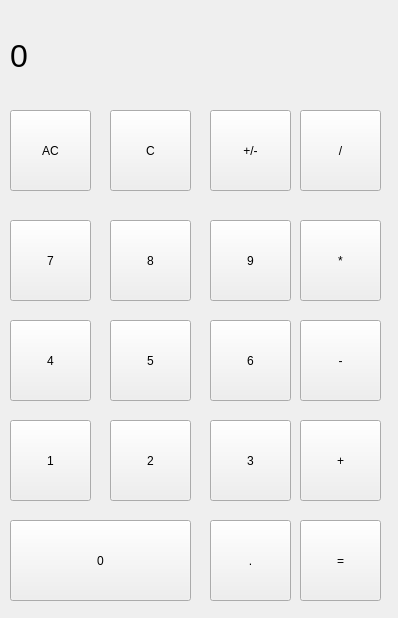
Above: mainwindow.ui from warrior-coder/QT_CALCULATOR before the change. Below: the same form after it.
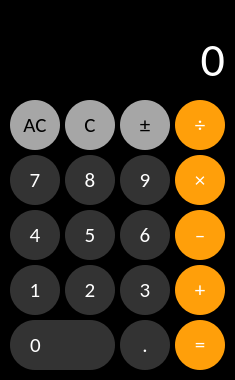
That is the form after the change.

Commit message: iOS calc design

Patch:
```diff
--- a/mainwindow.ui
+++ b/mainwindow.ui
@@ -6,41 +6,186 @@
    <rect>
     <x>0</x>
     <y>0</y>
-    <width>398</width>
-    <height>618</height>
+    <width>235</width>
+    <height>380</height>
    </rect>
   </property>
+  <property name="minimumSize">
+   <size>
+    <width>235</width>
+    <height>380</height>
+   </size>
+  </property>
+  <property name="maximumSize">
+   <size>
+    <width>235</width>
+    <height>380</height>
+   </size>
+  </property>
+  <property name="palette">
+   <palette>
+    <active>
+     <colorrole role="Button">
+      <brush brushstyle="SolidPattern">
+       <color alpha="255">
+        <red>0</red>
+        <green>0</green>
+        <blue>0</blue>
+       </color>
+      </brush>
+     </colorrole>
+     <colorrole role="Base">
+      <brush brushstyle="SolidPattern">
+       <color alpha="255">
+        <red>0</red>
+        <green>0</green>
+        <blue>0</blue>
+       </color>
+      </brush>
+     </colorrole>
+     <colorrole role="Window">
+      <brush brushstyle="SolidPattern">
+       <color alpha="255">
+        <red>0</red>
+        <green>0</green>
+        <blue>0</blue>
+       </color>
+      </brush>
+     </colorrole>
+    </active>
+    <inactive>
+     <colorrole role="Button">
+      <brush brushstyle="SolidPattern">
+       <color alpha="255">
+        <red>0</red>
+        <green>0</green>
+        <blue>0</blue>
+       </color>
+      </brush>
+     </colorrole>
+     <colorrole role="Base">
+      <brush brushstyle="SolidPattern">
+       <color alpha="255">
+        <red>0</red>
+        <green>0</green>
+        <blue>0</blue>
+       </color>
+      </brush>
+     </colorrole>
+     <colorrole role="Window">
+      <brush brushstyle="SolidPattern">
+       <color alpha="255">
+        <red>0</red>
+        <green>0</green>
+        <blue>0</blue>
+       </color>
+      </brush>
+     </colorrole>
+    </inactive>
+    <disabled>
+     <colorrole role="Button">
+      <brush brushstyle="SolidPattern">
+       <color alpha="255">
+        <red>0</red>
+        <green>0</green>
+        <blue>0</blue>
+       </color>
+      </brush>
+     </colorrole>
+     <colorrole role="Base">
+      <brush brushstyle="SolidPattern">
+       <color alpha="255">
+        <red>0</red>
+        <green>0</green>
+        <blue>0</blue>
+       </color>
+      </brush>
+     </colorrole>
+     <colorrole role="Window">
+      <brush brushstyle="SolidPattern">
+       <color alpha="255">
+        <red>0</red>
+        <green>0</green>
+        <blue>0</blue>
+       </color>
+      </brush>
+     </colorrole>
+    </disabled>
+   </palette>
+  </property>
   <property name="windowTitle">
-   <string>MainWindow</string>
+   <string notr="true">Calculator</string>
+  </property>
+  <property name="styleSheet">
+   <string notr="true">background-color: #000000;</string>
   </property>
   <widget class="QWidget" name="centralwidget">
    <widget class="QLabel" name="resultLabel">
     <property name="geometry">
      <rect>
       <x>10</x>
-      <y>10</y>
-      <width>381</width>
-      <height>91</height>
+      <y>30</y>
+      <width>215</width>
+      <height>55</height>
      </rect>
     </property>
     <property name="font">
      <font>
-      <pointsize>24</pointsize>
+      <family>Calibri</family>
+      <pointsize>36</pointsize>
+      <bold>false</bold>
      </font>
     </property>
+    <property name="cursor">
+     <cursorShape>IBeamCursor</cursorShape>
+    </property>
+    <property name="toolTip">
+     <string notr="true"/>
+    </property>
+    <property name="styleSheet">
+     <string notr="true">color: #ffffff;</string>
+    </property>
     <property name="text">
      <string>0</string>
     </property>
+    <property name="alignment">
+     <set>Qt::AlignBottom|Qt::AlignRight|Qt::AlignTrailing</set>
+    </property>
+    <property name="textInteractionFlags">
+     <set>Qt::TextSelectableByKeyboard|Qt::TextSelectableByMouse</set>
+    </property>
    </widget>
    <widget class="QPushButton" name="pushButton_AC">
     <property name="geometry">
      <rect>
       <x>10</x>
-      <y>110</y>
-      <width>81</width>
-      <height>81</height>
+      <y>100</y>
+      <width>50</width>
+      <height>50</height>
      </rect>
     </property>
+    <property name="font">
+     <font>
+      <family>Calibri</family>
+      <pointsize>16</pointsize>
+      <bold>false</bold>
+     </font>
+    </property>
+    <property name="cursor">
+     <cursorShape>PointingHandCursor</cursorShape>
+    </property>
+    <property name="styleSheet">
+     <string notr="true">QPushButton {
+    background-color: #a6a6a6;
+    color: #000000;
+    border: none;
+    border-radius: 25px;
+}
+
+QPushButton:pressed {
+	background-color: #d9d9d9;
+}</string>
+    </property>
     <property name="text">
      <string>AC</string>
     </property>
@@ -48,25 +193,69 @@
    <widget class="QPushButton" name="pushButton_REV">
     <property name="geometry">
      <rect>
-      <x>210</x>
-      <y>110</y>
-      <width>81</width>
-      <height>81</height>
+      <x>120</x>
+      <y>100</y>
+      <width>50</width>
+      <height>50</height>
      </rect>
     </property>
+    <property name="font">
+     <font>
+      <family>Calibri</family>
+      <pointsize>16</pointsize>
+      <bold>false</bold>
+     </font>
+    </property>
+    <property name="cursor">
+     <cursorShape>PointingHandCursor</cursorShape>
+    </property>
+    <property name="styleSheet">
+     <string notr="true">QPushButton {
+    background-color: #a6a6a6;
+    color: #000000;
+    border: none;
+    border-radius: 25px;
+}
+
+QPushButton:pressed {
+	background-color: #d9d9d9;
+}</string>
+    </property>
     <property name="text">
-     <string>+/-</string>
+     <string>±</string>
     </property>
    </widget>
    <widget class="QPushButton" name="pushButton_C">
     <property name="geometry">
      <rect>
-      <x>110</x>
-      <y>110</y>
-      <width>81</width>
-      <height>81</height>
+      <x>65</x>
+      <y>100</y>
+      <width>50</width>
+      <height>50</height>
      </rect>
     </property>
+    <property name="font">
+     <font>
+      <family>Calibri</family>
+      <pointsize>16</pointsize>
+      <bold>false</bold>
+     </font>
+    </property>
+    <property name="cursor">
+     <cursorShape>PointingHandCursor</cursorShape>
+    </property>
+    <property name="styleSheet">
+     <string notr="true">QPushButton {
+    background-color: #a6a6a6;
+    color: #000000;
+    border: none;
+    border-radius: 25px;
+}
+
+QPushButton:pressed {
+	background-color: #d9d9d9;
+}</string>
+    </property>
     <property name="text">
      <string>C</string>
     </property>
@@ -74,25 +263,70 @@
    <widget class="QPushButton" name="pushButton_DIV">
     <property name="geometry">
      <rect>
-      <x>300</x>
-      <y>110</y>
-      <width>81</width>
-      <height>81</height>
+      <x>175</x>
+      <y>100</y>
+      <width>50</width>
+      <height>50</height>
      </rect>
     </property>
+    <property name="font">
+     <font>
+      <family>Calibri</family>
+      <pointsize>16</pointsize>
+      <bold>false</bold>
+     </font>
+    </property>
+    <property name="cursor">
+     <cursorShape>PointingHandCursor</cursorShape>
+    </property>
+    <property name="styleSheet">
+     <string notr="true">QPushButton {
+    background-color: #ff9f0a;
+    color: #ffffff;
+    border: none;
+    border-radius: 25px;
+}
+
+QPushButton:pressed {
+	background-color: #fbc78d;
+}</string>
+    </property>
     <property name="text">
-     <string>/</string>
+     <string>÷</string>
     </property>
    </widget>
    <widget class="QPushButton" name="pushButton_9">
     <property name="geometry">
      <rect>
-      <x>210</x>
-      <y>220</y>
-      <width>81</width>
-      <height>81</height>
+      <x>120</x>
+      <y>155</y>
+      <width>50</width>
+      <height>50</height>
      </rect>
     </property>
+    <property name="font">
+     <font>
+      <family>Calibri</family>
+      <pointsize>16</pointsize>
+      <bold>false</bold>
+     </font>
+    </property>
+    <property name="cursor">
+     <cursorShape>PointingHandCursor</cursorShape>
+    </property>
+    <property name="styleSheet">
+     <string notr="true">QPushButton {
+    background-color: #333333;
+    color: #ffffff;
+    border: none;
+    border-radius: 25px;
+}
+
+QPushButton:pressed {
+	background-color: #737373;
+}
+</string>
+    </property>
     <property name="text">
      <string>9</string>
     </property>
@@ -101,11 +335,34 @@
     <property name="geometry">
      <rect>
       <x>10</x>
-      <y>220</y>
-      <width>81</width>
-      <height>81</height>
+      <y>155</y>
+      <width>50</width>
+      <height>50</height>
      </rect>
     </property>
+    <property name="font">
+     <font>
+      <family>Calibri</family>
+      <pointsize>16</pointsize>
+      <bold>false</bold>
+     </font>
+    </property>
+    <property name="cursor">
+     <cursorShape>PointingHandCursor</cursorShape>
+    </property>
+    <property name="styleSheet">
+     <string notr="true">QPushButton {
+    background-color: #333333;
+    color: #ffffff;
+    border: none;
+    border-radius: 25px;
+}
+
+QPushButton:pressed {
+	background-color: #737373;
+}
+</string>
+    </property>
     <property name="text">
      <string>7</string>
     </property>
@@ -113,25 +370,70 @@
    <widget class="QPushButton" name="pushButton_MUL">
     <property name="geometry">
      <rect>
-      <x>300</x>
-      <y>220</y>
-      <width>81</width>
-      <height>81</height>
+      <x>175</x>
+      <y>155</y>
+      <width>50</width>
+      <height>50</height>
      </rect>
     </property>
+    <property name="font">
+     <font>
+      <family>Calibri</family>
+      <pointsize>16</pointsize>
+      <bold>false</bold>
+     </font>
+    </property>
+    <property name="cursor">
+     <cursorShape>PointingHandCursor</cursorShape>
+    </property>
+    <property name="styleSheet">
+     <string notr="true">QPushButton {
+    background-color: #ff9f0a;
+    color: #ffffff;
+    border: none;
+    border-radius: 25px;
+}
+
+QPushButton:pressed {
+	background-color: #fbc78d;
+}</string>
+    </property>
     <property name="text">
-     <string>*</string>
+     <string>×</string>
     </property>
    </widget>
    <widget class="QPushButton" name="pushButton_8">
     <property name="geometry">
      <rect>
-      <x>110</x>
-      <y>220</y>
-      <width>81</width>
-      <height>81</height>
+      <x>65</x>
+      <y>155</y>
+      <width>50</width>
+      <height>50</height>
      </rect>
     </property>
+    <property name="font">
+     <font>
+      <family>Calibri</family>
+      <pointsize>16</pointsize>
+      <bold>false</bold>
+     </font>
+    </property>
+    <property name="cursor">
+     <cursorShape>PointingHandCursor</cursorShape>
+    </property>
+    <property name="styleSheet">
+     <string notr="true">QPushButton {
+    background-color: #333333;
+    color: #ffffff;
+    border: none;
+    border-radius: 25px;
+}
+
+QPushButton:pressed {
+	background-color: #737373;
+}
+</string>
+    </property>
     <property name="text">
      <string>8</string>
     </property>
@@ -139,12 +441,35 @@
    <widget class="QPushButton" name="pushButton_6">
     <property name="geometry">
      <rect>
-      <x>210</x>
-      <y>320</y>
-      <width>81</width>
-      <height>81</height>
+      <x>120</x>
+      <y>210</y>
+      <width>50</width>
+      <height>50</height>
      </rect>
     </property>
+    <property name="font">
+     <font>
+      <family>Calibri</family>
+      <pointsize>16</pointsize>
+      <bold>false</bold>
+     </font>
+    </property>
+    <property name="cursor">
+     <cursorShape>PointingHandCursor</cursorShape>
+    </property>
+    <property name="styleSheet">
+     <string notr="true">QPushButton {
+    background-color: #333333;
+    color: #ffffff;
+    border: none;
+    border-radius: 25px;
+}
+
+QPushButton:pressed {
+	background-color: #737373;
+}
+</string>
+    </property>
     <property name="text">
      <string>6</string>
     </property>
@@ -153,11 +478,34 @@
     <property name="geometry">
      <rect>
       <x>10</x>
-      <y>320</y>
-      <width>81</width>
-      <height>81</height>
+      <y>210</y>
+      <width>50</width>
+      <height>50</height>
      </rect>
     </property>
+    <property name="font">
+     <font>
+      <family>Calibri</family>
+      <pointsize>16</pointsize>
+      <bold>false</bold>
+     </font>
+    </property>
+    <property name="cursor">
+     <cursorShape>PointingHandCursor</cursorShape>
+    </property>
+    <property name="styleSheet">
+     <string notr="true">QPushButton {
+    background-color: #333333;
+    color: #ffffff;
+    border: none;
+    border-radius: 25px;
+}
+
+QPushButton:pressed {
+	background-color: #737373;
+}
+</string>
+    </property>
     <property name="text">
      <string>4</string>
     </property>
@@ -165,25 +513,70 @@
    <widget class="QPushButton" name="pushButton_SUB">
     <property name="geometry">
      <rect>
-      <x>300</x>
-      <y>320</y>
-      <width>81</width>
-      <height>81</height>
+      <x>175</x>
+      <y>210</y>
+      <width>50</width>
+      <height>50</height>
      </rect>
     </property>
+    <property name="font">
+     <font>
+      <family>Calibri</family>
+      <pointsize>16</pointsize>
+      <bold>false</bold>
+     </font>
+    </property>
+    <property name="cursor">
+     <cursorShape>PointingHandCursor</cursorShape>
+    </property>
+    <property name="styleSheet">
+     <string notr="true">QPushButton {
+    background-color: #ff9f0a;
+    color: #ffffff;
+    border: none;
+    border-radius: 25px;
+}
+
+QPushButton:pressed {
+	background-color: #fbc78d;
+}</string>
+    </property>
     <property name="text">
-     <string>-</string>
+     <string>–</string>
     </property>
    </widget>
    <widget class="QPushButton" name="pushButton_5">
     <property name="geometry">
      <rect>
-      <x>110</x>
-      <y>320</y>
-      <width>81</width>
-      <height>81</height>
+      <x>65</x>
+      <y>210</y>
+      <width>50</width>
+      <height>50</height>
      </rect>
     </property>
+    <property name="font">
+     <font>
+      <family>Calibri</family>
+      <pointsize>16</pointsize>
+      <bold>false</bold>
+     </font>
+    </property>
+    <property name="cursor">
+     <cursorShape>PointingHandCursor</cursorShape>
+    </property>
+    <property name="styleSheet">
+     <string notr="true">QPushButton {
+    background-color: #333333;
+    color: #ffffff;
+    border: none;
+    border-radius: 25px;
+}
+
+QPushButton:pressed {
+	background-color: #737373;
+}
+</string>
+    </property>
     <property name="text">
      <string>5</string>
     </property>
@@ -191,12 +584,35 @@
    <widget class="QPushButton" name="pushButton_3">
     <property name="geometry">
      <rect>
-      <x>210</x>
-      <y>420</y>
-      <width>81</width>
-      <height>81</height>
+      <x>120</x>
+      <y>265</y>
+      <width>50</width>
+      <height>50</height>
      </rect>
     </property>
+    <property name="font">
+     <font>
+      <family>Calibri</family>
+      <pointsize>16</pointsize>
+      <bold>false</bold>
+     </font>
+    </property>
+    <property name="cursor">
+     <cursorShape>PointingHandCursor</cursorShape>
+    </property>
+    <property name="styleSheet">
+     <string notr="true">QPushButton {
+    background-color: #333333;
+    color: #ffffff;
+    border: none;
+    border-radius: 25px;
+}
+
+QPushButton:pressed {
+	background-color: #737373;
+}
+</string>
+    </property>
     <property name="text">
      <string>3</string>
     </property>
@@ -205,11 +621,34 @@
     <property name="geometry">
      <rect>
       <x>10</x>
-      <y>420</y>
-      <width>81</width>
-      <height>81</height>
+      <y>265</y>
+      <width>50</width>
+      <height>50</height>
      </rect>
     </property>
+    <property name="font">
+     <font>
+      <family>Calibri</family>
+      <pointsize>16</pointsize>
+      <bold>false</bold>
+     </font>
+    </property>
+    <property name="cursor">
+     <cursorShape>PointingHandCursor</cursorShape>
+    </property>
+    <property name="styleSheet">
+     <string notr="true">QPushButton {
+    background-color: #333333;
+    color: #ffffff;
+    border: none;
+    border-radius: 25px;
+}
+
+QPushButton:pressed {
+	background-color: #737373;
+}
+</string>
+    </property>
     <property name="text">
      <string>1</string>
     </property>
@@ -217,12 +656,34 @@
    <widget class="QPushButton" name="pushButton_ADD">
     <property name="geometry">
      <rect>
-      <x>300</x>
-      <y>420</y>
-      <width>81</width>
-      <height>81</height>
+      <x>175</x>
+      <y>265</y>
+      <width>50</width>
+      <height>50</height>
      </rect>
     </property>
+    <property name="font">
+     <font>
+      <family>Calibri</family>
+      <pointsize>16</pointsize>
+      <bold>false</bold>
+     </font>
+    </property>
+    <property name="cursor">
+     <cursorShape>PointingHandCursor</cursorShape>
+    </property>
+    <property name="styleSheet">
+     <string notr="true">QPushButton {
+    background-color: #ff9f0a;
+    color: #ffffff;
+    border: none;
+    border-radius: 25px;
+}
+
+QPushButton:pressed {
+	background-color: #fbc78d;
+}</string>
+    </property>
     <property name="text">
      <string>+</string>
     </property>
@@ -230,12 +691,35 @@
    <widget class="QPushButton" name="pushButton_2">
     <property name="geometry">
      <rect>
-      <x>110</x>
-      <y>420</y>
-      <width>81</width>
-      <height>81</height>
+      <x>65</x>
+      <y>265</y>
+      <width>50</width>
+      <height>50</height>
      </rect>
     </property>
+    <property name="font">
+     <font>
+      <family>Calibri</family>
+      <pointsize>16</pointsize>
+      <bold>false</bold>
+     </font>
+    </property>
+    <property name="cursor">
+     <cursorShape>PointingHandCursor</cursorShape>
+    </property>
+    <property name="styleSheet">
+     <string notr="true">QPushButton {
+    background-color: #333333;
+    color: #ffffff;
+    border: none;
+    border-radius: 25px;
+}
+
+QPushButton:pressed {
+	background-color: #737373;
+}
+</string>
+    </property>
     <property name="text">
      <string>2</string>
     </property>
@@ -243,12 +727,35 @@
    <widget class="QPushButton" name="pushButton_DOT">
     <property name="geometry">
      <rect>
-      <x>210</x>
-      <y>520</y>
-      <width>81</width>
-      <height>81</height>
+      <x>120</x>
+      <y>320</y>
+      <width>50</width>
+      <height>50</height>
      </rect>
     </property>
+    <property name="font">
+     <font>
+      <family>Calibri</family>
+      <pointsize>16</pointsize>
+      <bold>false</bold>
+     </font>
+    </property>
+    <property name="cursor">
+     <cursorShape>PointingHandCursor</cursorShape>
+    </property>
+    <property name="styleSheet">
+     <string notr="true">QPushButton {
+    background-color: #333333;
+    color: #ffffff;
+    border: none;
+    border-radius: 25px;
+}
+
+QPushButton:pressed {
+	background-color: #737373;
+}
+</string>
+    </property>
     <property name="text">
      <string>.</string>
     </property>
@@ -257,11 +764,35 @@
     <property name="geometry">
      <rect>
       <x>10</x>
-      <y>520</y>
-      <width>181</width>
-      <height>81</height>
+      <y>320</y>
+      <width>105</width>
+      <height>50</height>
      </rect>
     </property>
+    <property name="font">
+     <font>
+      <family>Calibri</family>
+      <pointsize>16</pointsize>
+      <bold>false</bold>
+     </font>
+    </property>
+    <property name="cursor">
+     <cursorShape>PointingHandCursor</cursorShape>
+    </property>
+    <property name="styleSheet">
+     <string notr="true">QPushButton {
+    background-color: #333333;
+    color: #ffffff;
+    border: none;
+    border-radius: 25px;
+	text-align: left;
+	padding-left: 20px;
+}
+
+QPushButton:pressed {
+	background-color: #737373;
+}</string>
+    </property>
     <property name="text">
      <string>0</string>
     </property>
@@ -269,12 +800,34 @@
    <widget class="QPushButton" name="pushButton_RES">
     <property name="geometry">
      <rect>
-      <x>300</x>
-      <y>520</y>
-      <width>81</width>
-      <height>81</height>
+      <x>175</x>
+      <y>320</y>
+      <width>50</width>
+      <height>50</height>
      </rect>
     </property>
+    <property name="font">
+     <font>
+      <family>Calibri</family>
+      <pointsize>16</pointsize>
+      <bold>false</bold>
+     </font>
+    </property>
+    <property name="cursor">
+     <cursorShape>PointingHandCursor</cursorShape>
+    </property>
+    <property name="styleSheet">
+     <string notr="true">QPushButton {
+    background-color: #ff9f0a;
+    color: #ffffff;
+    border: none;
+    border-radius: 25px;
+}
+
+QPushButton:pressed {
+	background-color: #fbc78d;
+}</string>
+    </property>
     <property name="text">
      <string>=</string>
     </property>
```
The commit also changes 4 other files.
